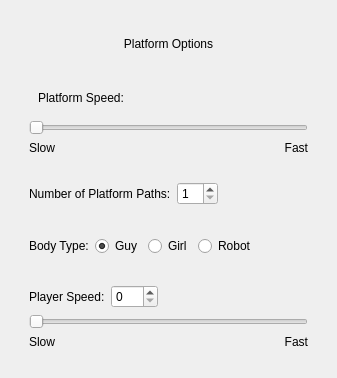
Above: task_platformhopperleft.ui from Painless-VR-Capstone/Qt-ClientApp before the change. Below: the same form after it.
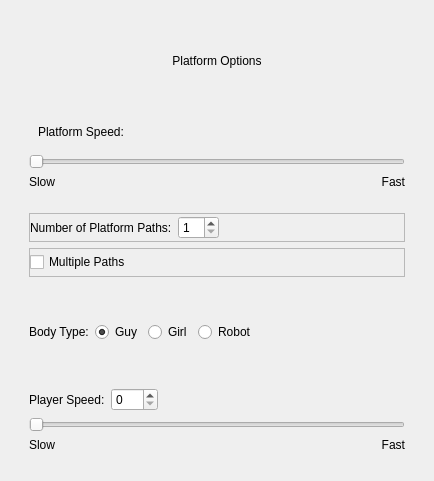
That is the form after the change.

What changed in the file:
```diff
--- a/task_platformhopperleft.ui
+++ b/task_platformhopperleft.ui
@@ -6,8 +6,8 @@
    <rect>
     <x>0</x>
     <y>0</y>
-    <width>337</width>
-    <height>378</height>
+    <width>434</width>
+    <height>481</height>
    </rect>
   </property>
   <property name="windowTitle">
@@ -232,13 +232,71 @@
          <property name="bottomMargin">
           <number>9</number>
          </property>
+         <item row="1" column="1">
+          <widget class="QFrame" name="frame_4">
+           <property name="frameShape">
+            <enum>QFrame::StyledPanel</enum>
+           </property>
+           <property name="frameShadow">
+            <enum>QFrame::Raised</enum>
+           </property>
+           <layout class="QGridLayout" name="gridLayout_11">
+            <property name="leftMargin">
+             <number>0</number>
+            </property>
+            <property name="topMargin">
+             <number>0</number>
+            </property>
+            <property name="rightMargin">
+             <number>0</number>
+            </property>
+            <property name="bottomMargin">
+             <number>0</number>
+            </property>
          <item row="0" column="0">
-          <widget class="QLabel" name="label_7">
+             <widget class="QCheckBox" name="multiplePathsCheckBox">
            <property name="text">
-            <string>Number of Platform Paths:</string>
+               <string>Multiple Paths</string>
            </property>
           </widget>
          </item>
+            <item row="0" column="1">
+             <spacer name="horizontalSpacer_4">
+              <property name="orientation">
+               <enum>Qt::Horizontal</enum>
+              </property>
+              <property name="sizeHint" stdset="0">
+               <size>
+                <width>40</width>
+                <height>20</height>
+               </size>
+              </property>
+             </spacer>
+            </item>
+           </layout>
+          </widget>
+         </item>
+         <item row="0" column="1">
+          <widget class="QFrame" name="frame_5">
+           <property name="frameShape">
+            <enum>QFrame::StyledPanel</enum>
+           </property>
+           <property name="frameShadow">
+            <enum>QFrame::Raised</enum>
+           </property>
+           <layout class="QGridLayout" name="gridLayout_12">
+            <property name="leftMargin">
+             <number>0</number>
+            </property>
+            <property name="topMargin">
+             <number>0</number>
+            </property>
+            <property name="rightMargin">
+             <number>0</number>
+            </property>
+            <property name="bottomMargin">
+             <number>0</number>
+            </property>
          <item row="0" column="1">
           <widget class="QSpinBox" name="platformWidthSpinBox">
            <property name="buttonSymbols">
@@ -258,6 +316,13 @@
            </property>
           </widget>
          </item>
+            <item row="0" column="0">
+             <widget class="QLabel" name="label_7">
+              <property name="text">
+               <string>Number of Platform Paths:</string>
+              </property>
+             </widget>
+            </item>
          <item row="0" column="2">
           <spacer name="horizontalSpacer_2">
            <property name="orientation">
@@ -270,6 +335,14 @@
             </size>
            </property>
           </spacer>
+            </item>
+           </layout>
+           <zorder>platformWidthSpinBox</zorder>
+           <zorder>label_7</zorder>
+           <zorder>platformWidthSpinBox</zorder>
+           <zorder>label_7</zorder>
+           <zorder>horizontalSpacer_2</zorder>
+          </widget>
          </item>
         </layout>
        </widget>
```
Lines whose indentation alone changed are shown as unchanged.
